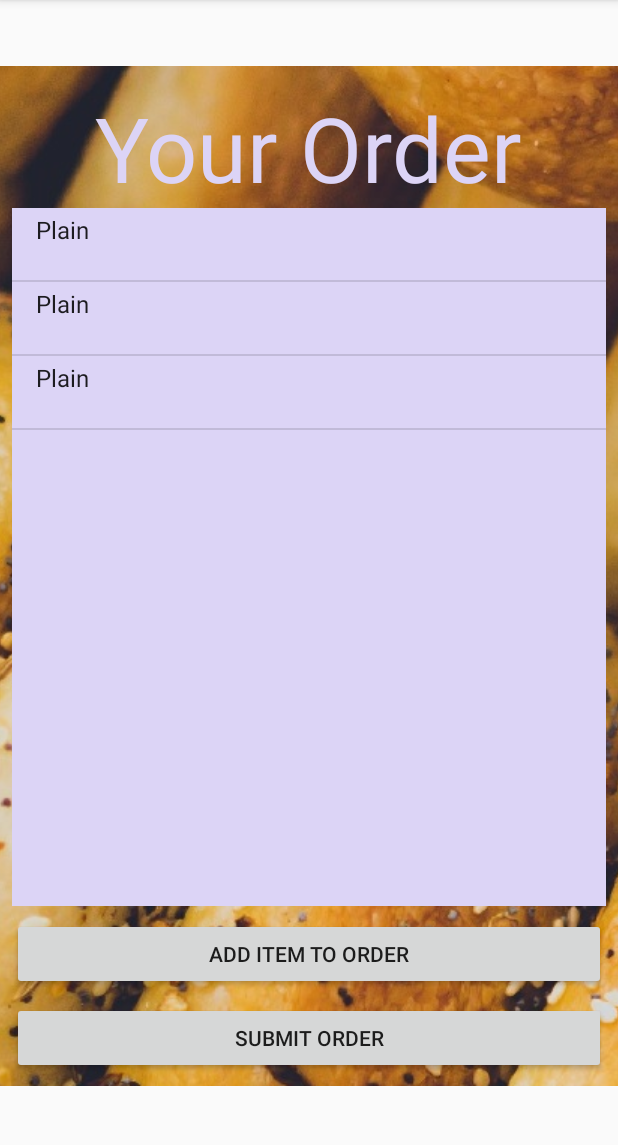
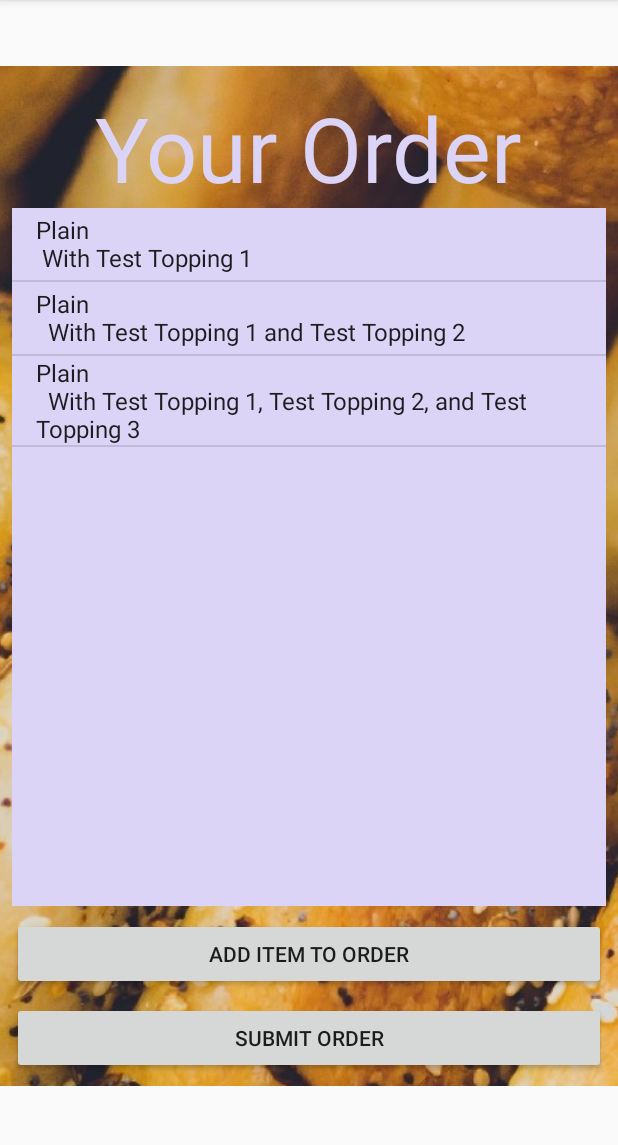
Before and after one commit to dcuthell/bagel-app, an Android app: the NewOrder screen opened directly, with no data from a screen before it, on a phone screen of 412 x 824 dp, the part 84-1229 px from its top. Run offline under Robolectric (Android 15) with nearby library versions, the phone set to English and light mode, and no system bars; our stand-ins replace ButterKnife; libraries missing offline, so code that uses them is left out: org.parceler.

Commit message:
refactor bagel class to be both parcelable and json compatible

```diff
--- a/app/build.gradle
+++ b/app/build.gradle
@@ -47,6 +47,8 @@ dependencies {
     compile 'com.android.support:recyclerview-v7:+'
     compile 'com.squareup.okhttp3:okhttp:3.2.0'
     compile 'com.squareup.picasso:picasso:2.5.2'
+    compile 'org.parceler:parceler-api:1.1.6'
+    annotationProcessor 'org.parceler:parceler:1.1.6'
     compile 'com.google.firebase:firebase-database:9.2.1'
 }
 
--- a/app/src/main/java/com/cuthell/dcuthell/bagelstore/Constants.java
+++ b/app/src/main/java/com/cuthell/dcuthell/bagelstore/Constants.java
@@ -8,4 +8,5 @@ public class Constants {
     public static final String YELP_TOKEN = BuildConfig.YELP_TOKEN;
     public static final String YELP_BASE_URL = "https://api.yelp.com/v3/businesses";
     public static final String YELP_BUSINESS_ID = "bundys-bagels-portland";
+    public static final String FIREBASE_CHILD_BAGELS = "bagels";
 }
--- a/app/src/main/java/com/cuthell/dcuthell/bagelstore/models/Bagel.java
+++ b/app/src/main/java/com/cuthell/dcuthell/bagelstore/models/Bagel.java
@@ -1,4 +1,6 @@
 package com.cuthell.dcuthell.bagelstore.models;
+
+import org.parceler.Parcel;
 
 import java.util.ArrayList;
 import java.util.List;
@@ -7,13 +9,16 @@ import java.util.List;
  * Created by dcuthell on 10/16/2017.
  */
 
+@Parcel
 public class Bagel {
     public String type;
-    public List<String> toppings;
+    public List<String> toppings = new ArrayList<>();
 
-    public Bagel(){
-        this.type = "None";
-        this.toppings = new ArrayList<>();
+    public Bagel(){}
+
+    public Bagel(String type, ArrayList<String> toppings){
+        this.type = type;
+        this.toppings = toppings;
     }
 
     public String getType() {
--- a/app/src/main/java/com/cuthell/dcuthell/bagelstore/ui/BagelArrayAdapter.java
+++ b/app/src/main/java/com/cuthell/dcuthell/bagelstore/ui/BagelArrayAdapter.java
@@ -6,6 +6,7 @@ import android.widget.ArrayAdapter;
 import com.cuthell.dcuthell.bagelstore.models.Bagel;
 
 import java.util.ArrayList;
+import java.util.List;
 
 /**
  * Created by dcuthell on 10/16/2017.
@@ -35,7 +36,7 @@ public class BagelArrayAdapter extends ArrayAdapter {
     public String getBagelDetails(int bagelId){
         String output = "";
         Bagel selectedBagel = mBagelList.get(bagelId);
-        ArrayList<String> toppings = selectedBagel.getToppings();
+        List<String> toppings = selectedBagel.getToppings();
         if(toppings.size() < 1 ){
             return output;
         }
--- a/app/src/main/java/com/cuthell/dcuthell/bagelstore/ui/NewItemFragment.java
+++ b/app/src/main/java/com/cuthell/dcuthell/bagelstore/ui/NewItemFragment.java
@@ -14,6 +14,8 @@ import android.widget.RadioGroup;
 
 import com.cuthell.dcuthell.bagelstore.R;
 import com.cuthell.dcuthell.bagelstore.models.Bagel;
+
+import org.parceler.Parcels;
 
 
 /**
@@ -77,12 +79,10 @@ public class NewItemFragment extends DialogFragment{
                 }
 
                 Intent intent = new Intent(context, NewOrder.class);
-                intent.putExtra("bagelType", newBagel.getType());
-                intent.putExtra("bagelToppings", newBagel.getToppings());
+                intent.putExtra("bagel", Parcels.wrap(newBagel));
                 startActivity(intent);
             }
         });
-
 
         return rootView;
     }
--- a/app/src/main/java/com/cuthell/dcuthell/bagelstore/ui/NewOrder.java
+++ b/app/src/main/java/com/cuthell/dcuthell/bagelstore/ui/NewOrder.java
@@ -5,6 +5,7 @@ import android.app.FragmentManager;
 import android.content.Intent;
 import android.support.v7.app.AppCompatActivity;
 import android.os.Bundle;
+import android.util.Log;
 import android.view.View;
 import android.widget.Button;
 import android.widget.ListView;
@@ -13,6 +14,8 @@ import android.widget.Toast;
 
 import com.cuthell.dcuthell.bagelstore.R;
 import com.cuthell.dcuthell.bagelstore.models.Bagel;
+
+import org.parceler.Parcels;
 
 import java.util.ArrayList;
 
@@ -76,13 +79,19 @@ public class NewOrder extends AppCompatActivity {
         bagelList.add(testBagel3);
         //End Test Data
 
-        if(getIntent().getStringExtra("bagelType") != null){
-//            test = getIntent().getStringExtra("bagelType");
-            Bagel newBagel = new Bagel();
-            newBagel.setType(getIntent().getStringExtra("bagelType"));
-            newBagel.setToppings((ArrayList<String>)getIntent().getSerializableExtra("bagelToppings"));
+//        if(getIntent().getStringExtra("bagelType") != null){
+////            test = getIntent().getStringExtra("bagelType");
+//            Bagel newBagel = new Bagel();
+//            newBagel.setType(getIntent().getStringExtra("bagelType"));
+//            newBagel.setToppings((ArrayList<String>)getIntent().getSerializableExtra("bagelToppings"));
+//            bagelList.add(newBagel);
+//        }
+        if(getIntent().getExtras() != null){
+            Bagel newBagel = Parcels.unwrap(getIntent().getParcelableExtra("bagel"));
+            Log.d("TEEEEST", newBagel.getType());
             bagelList.add(newBagel);
         }
+
 
         BagelArrayAdapter adapter = new BagelArrayAdapter(this, android.R.layout.simple_list_item_1, bagelList);
         mItemList.setAdapter(adapter);
```
